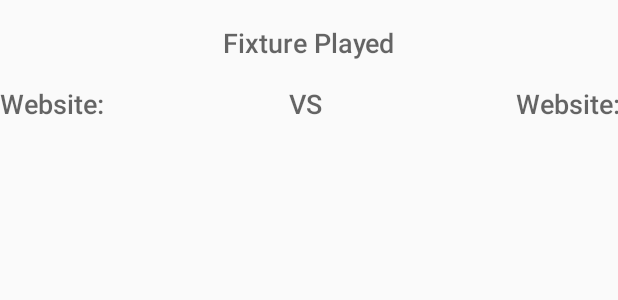
After one commit to JackG-eth/TheSportsDBApp, an Android app: the layout previousdialog.xml on its own in the app's theme, with its tools: preview values and no code run, on a phone screen of 412 x 824 dp. The commit adds this screen. Shown: the top 300 px of the screen. Run offline under Robolectric (Android 15) with nearby library versions, the phone set to English and light mode, and no system bars.

Commit message:
Layouts will need to get updated at the end

```diff
--- /dev/null
+++ b/JuniorAndroidTechTest/app/src/main/res/layout/previousdialog.xml
@@ -0,0 +1,56 @@
+<?xml version="1.0" encoding="utf-8"?>
+<LinearLayout xmlns:android="http://schemas.android.com/apk/res/android"
+    android:orientation="vertical" android:layout_width="match_parent"
+    android:id="@+id/dialog_submit"
+    android:layout_height="wrap_content">
+
+
+    <TextView
+        android:layout_gravity="center"
+        android:layout_marginLeft="@dimen/activity_horizontal_margin"
+        android:layout_marginTop="@dimen/activity_vertical_margin"
+        android:layout_marginRight="@dimen/activity_horizontal_margin"
+        android:layout_marginBottom="@dimen/activity_vertical_margin"
+        style="@android:style/TextAppearance.DeviceDefault.Medium"
+        android:id="@+id/match_played"
+        android:text="@string/match_name"
+        android:layout_width="wrap_content"
+        android:layout_height="wrap_content">
+    </TextView>
+
+    <LinearLayout
+        android:layout_width="match_parent"
+        android:layout_height="wrap_content"
+        android:layout_weight="3">
+
+    <TextView
+        android:layout_gravity="center"
+        style="@android:style/TextAppearance.DeviceDefault.Medium"
+        android:id="@+id/home_goals"
+        android:text="@string/website"
+        android:layout_width="match_parent"
+        android:layout_height="wrap_content"
+        android:layout_weight=".8">
+    </TextView>
+
+        <TextView
+            android:layout_gravity="center"
+            style="@android:style/TextAppearance.DeviceDefault.Medium"
+            android:text="@string/vs"
+            android:layout_width="match_parent"
+            android:layout_height="wrap_content"
+            android:layout_weight="1.4">
+        </TextView>
+
+    <TextView
+        android:layout_gravity="center"
+        style="@android:style/TextAppearance.DeviceDefault.Medium"
+        android:id="@+id/away_goals"
+        android:layout_width="match_parent"
+        android:layout_height="wrap_content"
+        android:text="@string/website"
+        android:layout_weight=".8"
+        android:textAlignment="textEnd">
+    </TextView>
+    </LinearLayout>
+</LinearLayout>
--- a/JuniorAndroidTechTest/app/src/main/res/values/strings.xml
+++ b/JuniorAndroidTechTest/app/src/main/res/values/strings.xml
@@ -13,4 +13,6 @@
     <string name="Description">Description: </string>
     <string name="last_five_fixtures">Last Five Fixtures</string>
     <string name="next_five_fixtures">Next Five Fixtures</string>
+    <string name="match_name">Fixture Played</string>
+    <string name="vs">VS</string>
 </resources>
```
Also changed, not shown: JuniorAndroidTechTest/app/src/main/java/com/example/juniorandroidtechtest/Adapters/FixturesAdapter.java (+4 -4 lines), JuniorAndroidTechTest/app/src/main/java/com/example/juniorandroidtechtest/Fragments/HomeFragment.java (+36 -7 lines), JuniorAndroidTechTest/app/src/main/res/layout/futuredialog.xml (added, +46 -0 lines).
